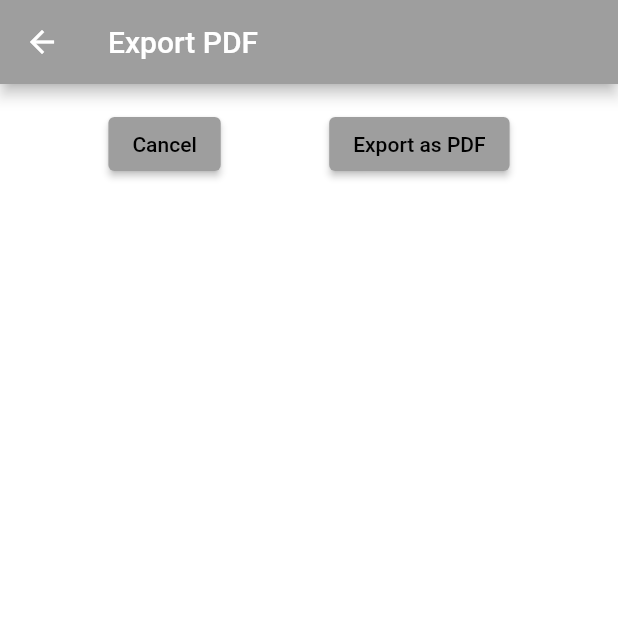
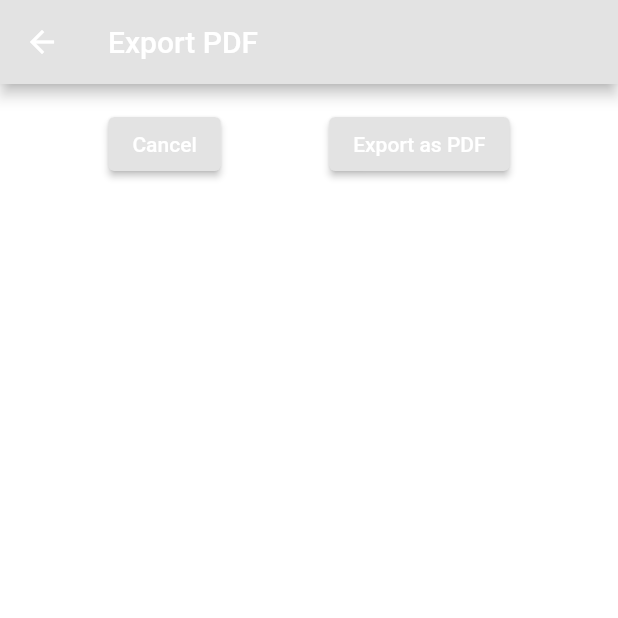
Before and after one commit to Skynse/cephalopod, a Flutter app: the ExportPage screen opened directly, on a phone screen of 412 x 824 dp, the top half of it. Run offline on Flutter 3.47's test engine with Material 2 defaults, Android fonts, the phone set to English and light mode, and no system bars; our stand-ins replace flutter_markdown.

Commit message:
Add basic theme switching

```diff
--- a/lib/screens/export_page_pdf.dart
+++ b/lib/screens/export_page_pdf.dart
@@ -8,7 +8,7 @@ class ExportPage extends StatefulWidget {
 
 class _ExportPageState extends State<ExportPage> {
   Widget buttonSection = Container(
-    padding: EdgeInsets.only(top: 16),
+    padding: const EdgeInsets.only(top: 16),
     child: Row(
       mainAxisAlignment: MainAxisAlignment.spaceEvenly,
       children: [
--- a/lib/screens/sidebar.dart
+++ b/lib/screens/sidebar.dart
@@ -54,7 +54,6 @@ class _SideBarState extends State<SideBar> {
                                   ),
                                   content: Column(children: const [
                                     // dark theme on or off
-                                    SettingsSwitch(title: "DarkTheme"),
                                   ]),
                                 );
                               })
--- /dev/null
+++ b/lib/theme/theme.dart
@@ -0,0 +1,65 @@
+import 'package:flutter/material.dart';
+
+//const seed = Color.fromARGB(255, 0, 0, 0);
+
+const lightColorScheme = ColorScheme(
+  brightness: Brightness.light,
+  primary: Color.fromARGB(255, 227, 227, 227),
+  onPrimary: Color(0xFFFFFFFF),
+  primaryContainer: Color(0xFFEADDFF),
+  onPrimaryContainer: Color(0xFF21005D),
+  secondary: Color(0xFF625B71),
+  onSecondary: Color(0xFFFFFFFF),
+  secondaryContainer: Color(0xFFE8DEF8),
+  onSecondaryContainer: Color(0xFF1D192B),
+  tertiary: Color(0xFF7D5260),
+  onTertiary: Color(0xFFFFFFFF),
+  tertiaryContainer: Color(0xFFFFD8E4),
+  onTertiaryContainer: Color(0xFF31111D),
+  error: Color(0xFFB3261E),
+  errorContainer: Color(0xFFF9DEDC),
+  onError: Color(0xFFFFFFFF),
+  onErrorContainer: Color(0xFF410E0B),
+  background: Color(0xFFFFFBFE),
+  onBackground: Color(0xFF1C1B1F),
+  surface: Color(0xFFFFFBFE),
+  onSurface: Color(0xFF1C1B1F),
+  surfaceVariant: Color(0xFFE7E0EC),
+  onSurfaceVariant: Color(0xFF49454F),
+  outline: Color(0xFF79747E),
+  onInverseSurface: Color(0xFFF4EFF4),
+  inverseSurface: Color(0xFF313033),
+  inversePrimary: Color(0xFFD0BCFF),
+  shadow: Color(0xFF000000),
+);
+
+const darkColorScheme = ColorScheme(
+  brightness: Brightness.dark,
+  primary: Color.fromARGB(255, 66, 66, 66),
+  onPrimary: Color(0xFF381E72),
+  primaryContainer: Color(0xFF4F378B),
+  onPrimaryContainer: Color(0xFFEADDFF),
+  secondary: Color(0xFFCCC2DC),
+  onSecondary: Color(0xFF332D41),
+  secondaryContainer: Color(0xFF4A4458),
+  onSecondaryContainer: Color(0xFFE8DEF8),
+  tertiary: Color(0xFFEFB8C8),
+  onTertiary: Color(0xFF492532),
+  tertiaryContainer: Color(0xFF633B48),
+  onTertiaryContainer: Color(0xFFFFD8E4),
+  error: Color(0xFFF2B8B5),
+  errorContainer: Color(0xFF8C1D18),
+  onError: Color(0xFF601410),
+  onErrorContainer: Color(0xFFF9DEDC),
+  background: Color(0xFF1C1B1F),
+  onBackground: Color(0xFFE6E1E5),
+  surface: Color(0xFF1C1B1F),
+  onSurface: Color(0xFFE6E1E5),
+  surfaceVariant: Color(0xFF49454F),
+  onSurfaceVariant: Color(0xFFCAC4D0),
+  outline: Color(0xFF938F99),
+  onInverseSurface: Color(0xFF1C1B1F),
+  inverseSurface: Color(0xFFE6E1E5),
+  inversePrimary: Color(0xFF6750A4),
+  shadow: Color(0xFF000000),
+);
```
Also changed, not shown: lib/components/settingsItem.dart (+0 -50 lines), lib/main.dart (+19 -8 lines), lib/models/theme_model.dart (+5 -9 lines), lib/screens/fileview.dart (+22 -1 lines), lib/screens/preview.dart (+17 -7 lines), pubspec.lock, 31 other files.
